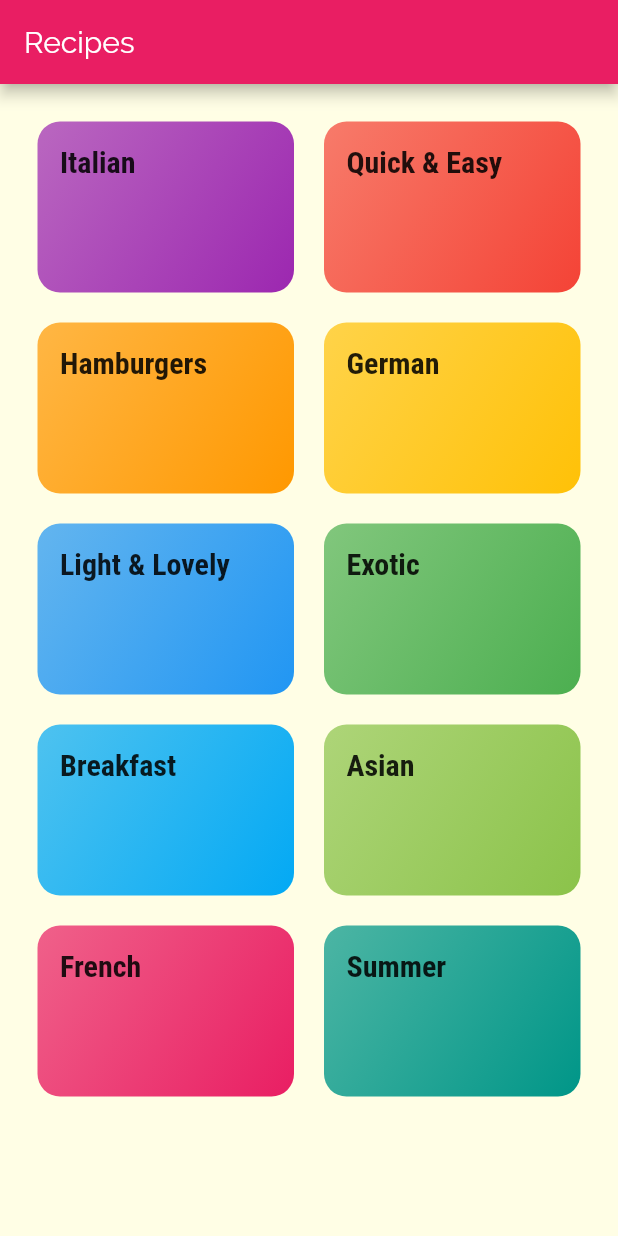
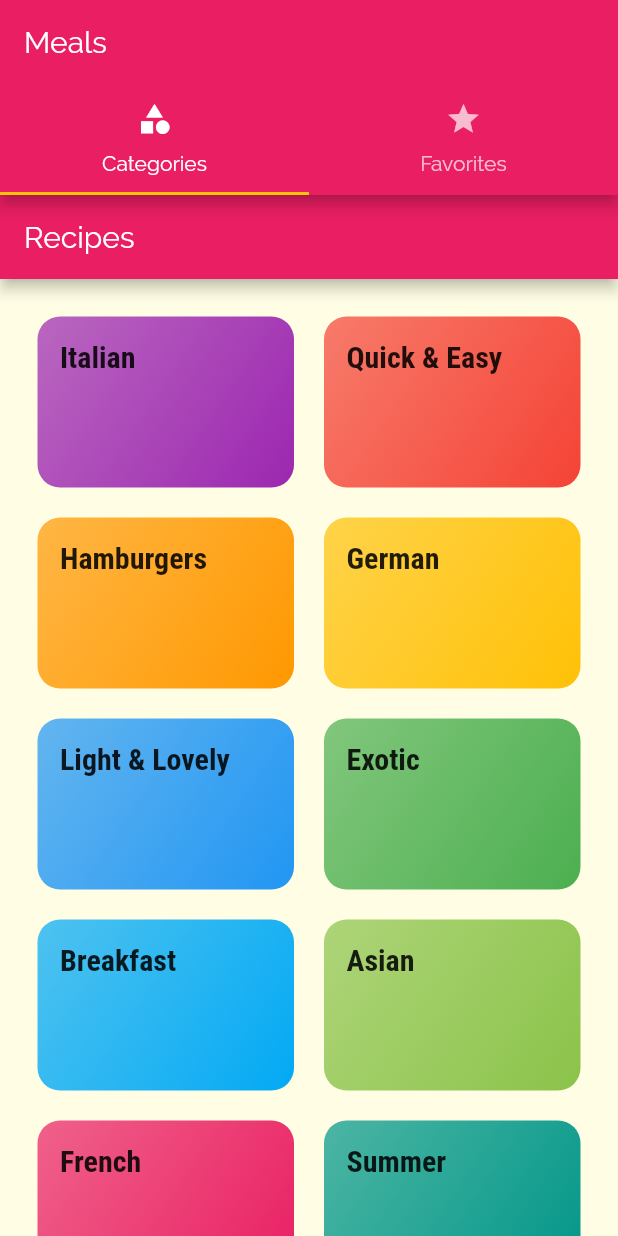
Before and after one commit to Twistedben/Recipes-app, a Flutter app: the screen it shows after launch, on a phone screen of 412 x 824 dp. Run offline on Flutter 3.47's test engine with Material 2 defaults, Android fonts, the phone set to English and light mode, and no system bars.

Commit message:
Added tabs, meal items and meal detail screens

```diff
--- a/lib/main.dart
+++ b/lib/main.dart
@@ -1,5 +1,7 @@
 import 'package:flutter/material.dart';
 
+import './screens/tabs_screen.dart';
+import './screens/meal_detail_screen.dart';
 import './screens/category_meals_screen.dart';
 import './screens/categories_screen.dart';
 
@@ -31,8 +33,18 @@ class MyApp extends StatelessWidget {
       ),
       initialRoute: '/',
       routes: {   // Sets up named routes
-        '/': (ctx) => CategoriesScreen(), // sets Home
+        '/': (ctx) => TabsScreen(), // sets Home
         CategoryMealsScreen.routeName: (ctx) => CategoryMealsScreen(),
+        MealDetailScreen.routeName: (ctx) => MealDetailScreen(),
+      },
+      // Below - Gets called if a named route is sent but doesn't exist. Settings allows access to the intended route like if settings.name == '' to return different route pages. Can also be usefule for dynamically generated pages.
+      onGenerateRoute: (settings) {
+        print(settings.arguments);
+        // return MaterialPageRoute(builder: (ctx) => CategoriesScreen());
+      },
+      // Below - Gets called if Flutter fails to build a screen with all measures, it's a last resort and can be used to show an error instead of a crash. Kind of like a 404 page error
+      onUnknownRoute: (settings) {
+        return MaterialPageRoute(builder: (ctx) => CategoriesScreen());
       },
     );
   }
--- a/lib/screens/category_meals_screen.dart
+++ b/lib/screens/category_meals_screen.dart
@@ -27,6 +27,7 @@ class CategoryMealsScreen extends StatelessWidget {
       body: ListView.builder(
         itemBuilder: (ctx, index) {
           return MealItem(
+            id: categoryMeals[index].id,
             title: categoryMeals[index].title,
             imageUrl: categoryMeals[index].imageUrl,
             duration: categoryMeals[index].duration,
--- /dev/null
+++ b/lib/screens/tabs_screen.dart
@@ -0,0 +1,41 @@
+import 'package:flutter/material.dart';
+import 'package:recipes_app/screens/favorites_screen.dart';
+import './categories_screen.dart';
+
+class TabsScreen extends StatefulWidget {
+  @override
+  _TabsScreenState createState() => _TabsScreenState();
+}
+
+class _TabsScreenState extends State<TabsScreen> {
+  @override
+  Widget build(BuildContext context) {
+    return DefaultTabController(
+      length: 2,
+      child: Scaffold(
+        appBar: AppBar(
+          title: Text('Meals'),
+          bottom: TabBar(
+            tabs: <Widget>[
+              Tab(
+                icon: Icon(Icons.category),
+                text: 'Categories',
+              ),
+              Tab(
+                icon: Icon(Icons.star),
+                text: 'Favorites',
+              ),
+            ],
+          ),
+        ),
+        body: TabBarView(
+          children: <Widget>[
+            // Should ba as many children as tabs, since when first tab above is selected, it navigates to the first child here.
+            CategoriesScreen(),
+            FavoritesScreen(),
+          ],
+        ),
+      ),
+    );
+  }
+}
--- a/lib/widgets/category_item.dart
+++ b/lib/widgets/category_item.dart
@@ -1,4 +1,5 @@
 import 'package:flutter/material.dart';
+
 import '../screens/category_meals_screen.dart';
 
 class CategoryItem extends StatelessWidget {
```
Also changed, not shown: lib/screens/favorites_screen.dart (added, +10 -0 lines), lib/screens/meal_detail_screen.dart (added, +94 -0 lines), lib/widgets/meal_item.dart (+106 -4 lines).
